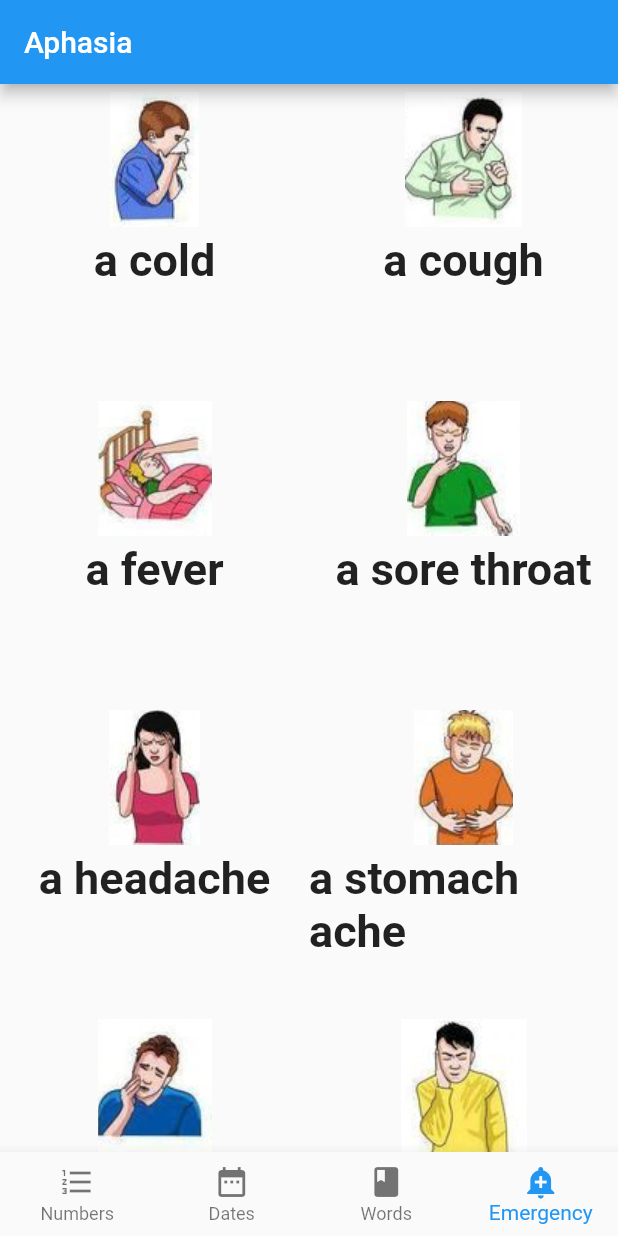
After one commit to janagrill/aphasia-helper, a Flutter app: the screen it shows after launch, item 4 of the bottom bar chosen, on a phone screen of 412 x 824 dp. The commit adds this screen. Run offline on Flutter 3.47's test engine with Material 2 defaults, Android fonts, the light colour scheme and no system bars; our stand-ins replace flutter_tts.

Commit message:
emergency tab added

```diff
--- /dev/null
+++ b/lib/emergency.dart
@@ -0,0 +1,91 @@
+import 'package:flutter/material.dart';
+import 'package:flutter_tts/flutter_tts.dart';
+
+import 'emergency_item.dart';
+
+FlutterTts flutterTts = FlutterTts();
+
+class Emergency extends StatefulWidget {
+  @override
+  _EmergencyState createState() => _EmergencyState();
+}
+
+class _EmergencyState extends State<Emergency> {
+
+  List<EmergencyItem> emergencyList = <EmergencyItem>[
+    EmergencyItem(
+          imageLink: "image1.png",
+          text: 'a cold',
+          onPressed: () {
+            flutterTts.speak("I don't feel good. I have a cold");
+          },
+    ),
+    EmergencyItem(
+          imageLink: "image2.png",
+          text: 'a cough',
+          onPressed: () {
+            flutterTts.speak("I don't feel good. I have a cough");
+          },
+    ),
+    EmergencyItem(
+          imageLink: "image3.png",
+          text: 'a fever',
+          onPressed: () {
+            flutterTts.speak("I don't feel good. I have a fever");
+          },
+    ),
+    EmergencyItem(
+          imageLink: "image4.png",
+          text: 'a sore throat',
+          onPressed: () {
+            flutterTts.speak("I don't feel good. I have a sore throat");
+          },
+    ),
+    EmergencyItem(
+          imageLink: "image5.png",
+          text: 'a headache',
+          onPressed: () {
+            flutterTts.speak("I don't feel good. I have a headache");
+          },
+    ),
+    EmergencyItem(
+          imageLink: "image6.png",
+          text: 'a stomach ache',
+          onPressed: () {
+            flutterTts.speak("I don't feel good. I have a stoamch ache");
+          },
+    ),
+    EmergencyItem(
+          imageLink: "image7.png",
+          text: 'a toothache',
+          onPressed: () {
+            flutterTts.speak("I don't feel good. I have a toothache");
+          },
+    ),
+    EmergencyItem(
+          imageLink: "image8.png",
+          text: 'an earache',
+          onPressed: () {
+            flutterTts.speak("I don't feel good. I have a earache");
+          },
+    ),
+    EmergencyItem(
+          imageLink: "image9.png",
+          text: 'a cramp',
+          onPressed: () {
+            flutterTts.speak("I don't feel good. I have a cramp");
+          },
+    )];
+
+  @override
+  Widget build(BuildContext context) {
+    return GridView.count(
+          // Create a grid with 2 columns. If you change the scrollDirection to
+          // horizontal, this produces 2 rows.
+          crossAxisCount: 2,
+          // Generate 100 widgets that display their index in the List.
+          children: emergencyList,
+
+        );
+  }
+}
--- /dev/null
+++ b/lib/emergency_item.dart
@@ -0,0 +1,31 @@
+import 'package:flutter/material.dart';
+
+class EmergencyItem extends StatelessWidget {
+  final String text;
+  final String imageLink;
+  final VoidCallback onPressed;
+
+  EmergencyItem({
+    @required this.text,
+    @required this.imageLink,
+    @required this.onPressed,
+  });
+
+  Widget build(context) {
+    return Column(
+      children: <Widget>[
+        SizedBox.fromSize(
+          size: Size(100, 100),
+          child: InkWell(child:Image.asset("images/" + imageLink), onTap: onPressed),
+        ),
+        Text(
+          text,
+          style: TextStyle(
+            fontSize: 30,
+            fontWeight: FontWeight.bold,
+          ),
+        ),
+      ],
+    );
+  }
+}
--- a/lib/home.dart
+++ b/lib/home.dart
@@ -3,11 +3,13 @@ import 'package:flutter/material.dart';
 import 'date_trainer.dart';
 import 'number_trainer.dart';
 import 'word_trainer.dart';
+import 'emergency.dart';
 
 var tabs = [
   NumberTrainer(),
   DateTrainer(),
   WordTrainer(),
+  Emergency(),
 ];
 
 class Home extends StatefulWidget {
@@ -27,6 +29,7 @@ class _HomeState extends State<Home> {
         title: Text('Aphasia'),
       ),
       bottomNavigationBar: BottomNavigationBar(
+        type: BottomNavigationBarType.fixed,
         currentIndex: tabIndex,
         onTap: (int index) => setState(() {
           tabIndex = index;
@@ -43,6 +46,10 @@ class _HomeState extends State<Home> {
           BottomNavigationBarItem(
             icon: Icon(Icons.book),
             title: Text('Words'),
+          ),
+          BottomNavigationBarItem(
+            icon: new Icon(Icons.add_alert),
+            title: new Text('Emergency'),
           )
         ],
       ),
--- a/pubspec.yaml
+++ b/pubspec.yaml
@@ -42,8 +42,8 @@ flutter:
   # the material Icons class.
   uses-material-design: true
   # To add assets to your application, add an assets section, like this:
-  # assets:
-  #  - images/a_dot_burr.jpeg
+  assets:
+   - images/
   #  - images/a_dot_ham.jpeg
   # An image asset can refer to one or more resolution-specific "variants", see
   # https://flutter.dev/assets-and-images/#resolution-aware.
```
Also changed, not shown: images/image1.png (added), images/image2.png (added), images/image3.png (added), images/image4.png (added), images/image5.png (added), images/image6.png (added), images/image7.png (added), images/image8.png (added), images/image9.png (added).
